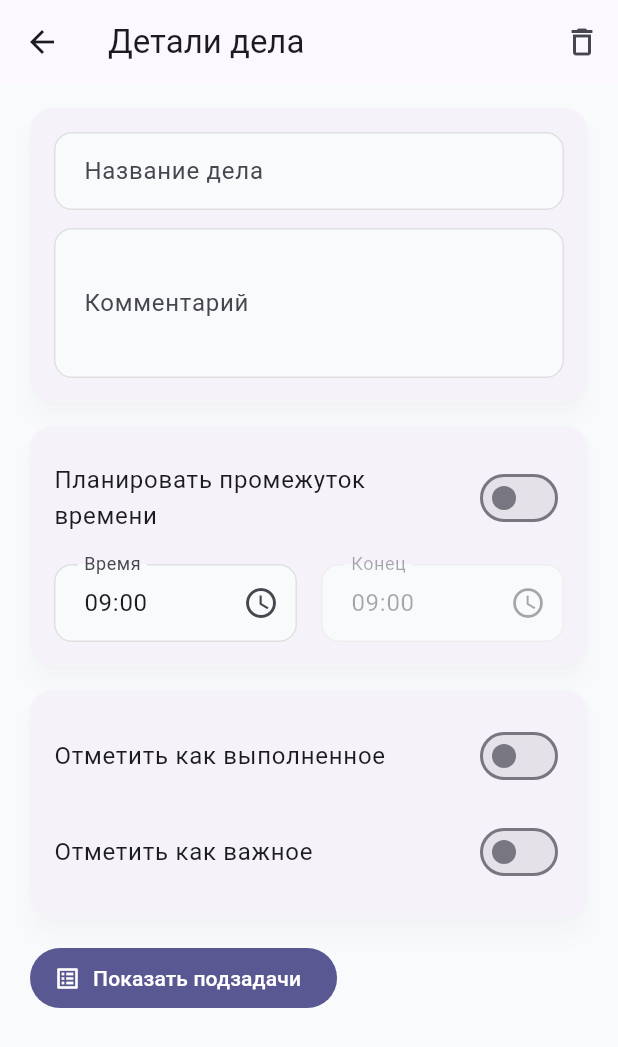
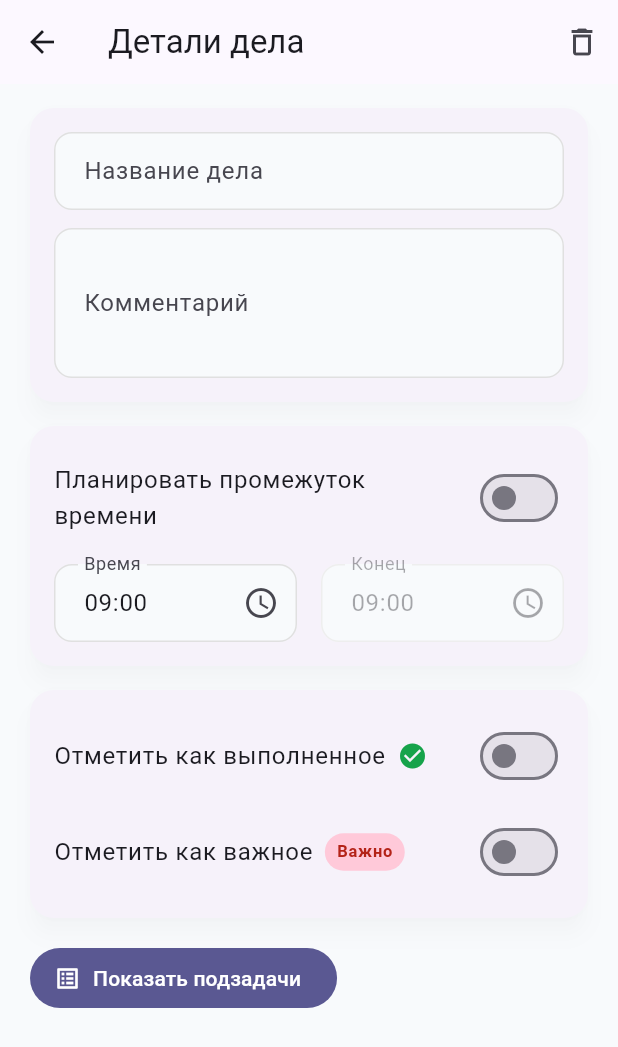
Before and after one commit to SergeyFierce/MyPlansDailyPlanner, a Flutter app: the TaskDetailsScreen screen opened directly with empty values, on a phone screen of 412 x 824 dp. Shown: the top 1047 px of the screen. Run offline on Flutter 3.47's test engine with Material 3 defaults, Android fonts, the phone set to English and light mode, and no system bars.

Commit message:
Enhance task toggles visuals and timeline styling

```diff
--- a/lib/screens/day_schedule/day_schedule_view.dart
+++ b/lib/screens/day_schedule/day_schedule_view.dart
@@ -329,7 +329,7 @@ class _TimelineMarker extends StatelessWidget {
               label,
               style: TextStyle(
                 color: Colors.grey.shade600,
-                fontWeight: isFullHour ? FontWeight.w600 : FontWeight.w400,
+                fontWeight: FontWeight.w600,
               ),
             ),
           ),
--- a/lib/screens/day_schedule/task_details_screen.dart
+++ b/lib/screens/day_schedule/task_details_screen.dart
@@ -415,6 +415,8 @@ class _TaskDetailsScreenState extends State<TaskDetailsScreen> {
   @override
   Widget build(BuildContext context) {
     final colorScheme = Theme.of(context).colorScheme;
+    final subTaskCardColor =
+        Color.lerp(colorScheme.secondaryContainer, colorScheme.surface, 0.25)!;
     return WillPopScope(
       onWillPop: _handleBackNavigation,
       child: Scaffold(
@@ -507,14 +509,49 @@ class _TaskDetailsScreenState extends State<TaskDetailsScreen> {
                     SwitchListTile(
                       value: _editedTask.isCompleted,
                       onChanged: _toggleCompleted,
-                      title: const Text('Отметить как выполненное'),
+                      title: Row(
+                        mainAxisSize: MainAxisSize.min,
+                        children: const [
+                          Text('Отметить как выполненное'),
+                          SizedBox(width: 8),
+                          Icon(
+                            Icons.check_circle,
+                            color: Color(0xFF16A34A),
+                            size: 20,
+                          ),
+                        ],
+                      ),
                       contentPadding: EdgeInsets.zero,
                     ),
                     const SizedBox(height: 8),
                     SwitchListTile(
                       value: _editedTask.isImportant,
                       onChanged: _toggleImportant,
-                      title: const Text('Отметить как важное'),
+                      title: Row(
+                        mainAxisSize: MainAxisSize.min,
+                        children: [
+                          const Text('Отметить как важное'),
+                          const SizedBox(width: 8),
+                          Container(
+                            padding: const EdgeInsets.symmetric(
+                              horizontal: 8,
+                              vertical: 4,
+                            ),
+                            decoration: BoxDecoration(
+                              color: const Color(0xFFFFC9D9),
+                              borderRadius: BorderRadius.circular(999),
+                            ),
+                            child: const Text(
+                              'Важно',
+                              style: TextStyle(
+                                fontSize: 11,
+                                fontWeight: FontWeight.w600,
+                                color: Color(0xFFB42318),
+                              ),
+                            ),
+                          ),
+                        ],
+                      ),
                       contentPadding: EdgeInsets.zero,
                     ),
                   ],
@@ -577,7 +614,7 @@ class _TaskDetailsScreenState extends State<TaskDetailsScreen> {
                           width: double.infinity,
                           padding: const EdgeInsets.all(12),
                           decoration: BoxDecoration(
-                            color: colorScheme.secondaryContainer,
+                            color: subTaskCardColor,
                             borderRadius: BorderRadius.circular(12),
                           ),
                           child: Text(
@@ -594,7 +631,7 @@ class _TaskDetailsScreenState extends State<TaskDetailsScreen> {
                           child: Container(
                             padding: const EdgeInsets.all(12),
                             decoration: BoxDecoration(
-                              color: colorScheme.secondaryContainer,
+                              color: subTaskCardColor,
                               borderRadius: BorderRadius.circular(12),
                             ),
                             child: Column(
```
Also changed, not shown: lib/screens/day_schedule/add_task_screen.dart (+25 -1 lines).
